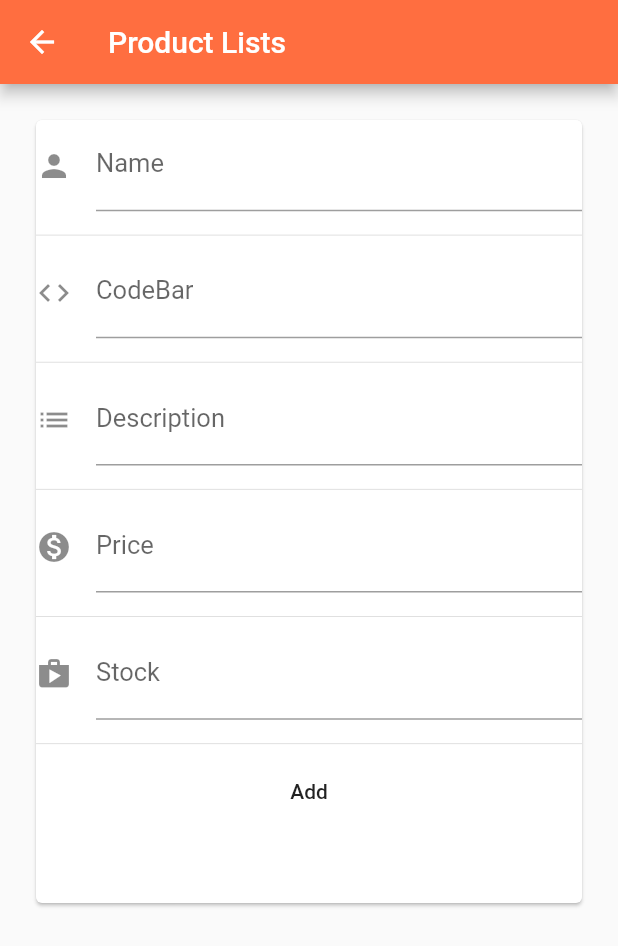
After one commit to moha1313128/E-commerce-App, a Flutter app: the screen it shows after launch, after a tap on the "add" icon, on a phone screen of 412 x 824 dp. The commit adds this screen. Shown: the top 946 px of the screen. Run offline on Flutter 3.47's test engine with Material 2 defaults, Android fonts, the phone set to English and light mode, and no system bars; our stand-ins replace firebase_database; accounts and stored records are empty.

Commit message:
App By Codigo Alpha Col

```diff
--- /dev/null
+++ b/lib/model/product.dart
@@ -0,0 +1,34 @@
+import 'package:firebase_database/firebase_database.dart';
+
+class Product {
+  String _id;
+  String _name;
+  String _codebar;
+  String _description;
+  String _price;
+  String _stock;
+
+  Product (this._id, this._name, this._codebar, this._description, this._price, this._stock);
+  Product.map(dynamic obj){
+    this._name         = obj['name'];
+    this._codebar      = obj['codebar'];
+    this._description  = obj['description'];
+    this._price        = obj['price'];
+    this._stock        =  obj['stock'];
+  }
+  String get id           => _id;
+  String get name         => _name;
+  String get codebar      => _codebar;
+  String get description  => _description;
+  String get price        => _price;
+  String get stock        => _stock;
+
+  Product.fromSnapshot(DataSnapshot snapshot){
+    _id          = snapshot.key;
+    _name        = snapshot.key;
+    _codebar     = snapshot.key;
+    _description = snapshot.key;
+    _price       = snapshot.key;
+    _stock       = snapshot.key;
+  }
+}
--- /dev/null
+++ b/lib/ui/product_info.dart
@@ -0,0 +1,58 @@
+import 'package:ecommerce/model/product.dart';
+import 'package:flutter/material.dart';
+import 'package:firebase_database/firebase_database.dart';
+
+class ProductInfo extends StatefulWidget {
+  final Product product;
+  ProductInfo(this.product);
+  @override
+  _ProductInfoState createState() => _ProductInfoState();
+}
+
+final productReference = FirebaseDatabase.instance.reference().child('product');
+
+class _ProductInfoState extends State<ProductInfo> {
+  List<Product> items;
+
+  @override
+  void initState() {
+    // TODO: implement initState
+    super.initState();
+  }
+  @override
+  Widget build(BuildContext context) {
+    return Scaffold(
+      appBar: AppBar(
+        title: Text('Product Info'),
+        backgroundColor: Colors.green,
+      ),
+      body: Container(
+        height: 400.0,
+        padding: const EdgeInsets.all(20.0),
+        child: Card(
+          child: Center(
+            child: Column(
+              children: <Widget>[
+                new Text("Name : ${widget.product.name}", style: TextStyle(fontSize: 18.0),),
+                Padding(padding: EdgeInsets.only(top: 8.0),),
+                Divider(),
+                new Text("codebar : ${widget.product.codebar}", style: TextStyle(fontSize: 18.0),),
+                Padding(padding: EdgeInsets.only(top: 8.0),),
+                Divider(),
+                new Text("description : ${widget.product.description}", style: TextStyle(fontSize: 18.0),),
+                Padding(padding: EdgeInsets.only(top: 8.0),),
+                Divider(),
+                new Text("price : ${widget.product.price}", style: TextStyle(fontSize: 18.0),),
+                Padding(padding: EdgeInsets.only(top: 8.0),),
+                Divider(),
+                new Text("stock : ${widget.product.stock}", style: TextStyle(fontSize: 18.0),),
+                Padding(padding: EdgeInsets.only(top: 8.0),),
+                Divider(),
+              ],
+            ),
+          ),
+        ),
+      ),
+    );
+  }
+}
--- /dev/null
+++ b/lib/ui/product_screen.dart
@@ -0,0 +1,125 @@
+import 'package:ecommerce/model/product.dart';
+import 'package:flutter/material.dart';
+import 'package:firebase_database/firebase_database.dart';
+
+class ProductScreen extends StatefulWidget {
+  final Product product;
+  ProductScreen(this.product);
+
+  @override
+  _ProductScreenState createState() => _ProductScreenState();
+}
+
+final productReference = FirebaseDatabase.instance.reference().child('product');
+
+class _ProductScreenState extends State<ProductScreen> {
+
+  List<Product> items;
+
+  TextEditingController _nameController;
+  TextEditingController _codebarController;
+  TextEditingController _descriptionController;
+  TextEditingController _priceController;
+  TextEditingController _stockController;
+
+  @override
+  void initState() {
+    super.initState();
+    _nameController = new TextEditingController(text: widget.product.name);
+    _codebarController = new TextEditingController(text: widget.product.codebar);
+    _descriptionController = new TextEditingController(text: widget.product.description);
+    _priceController = new TextEditingController(text: widget.product.price);
+    _stockController = new TextEditingController(text: widget.product.stock);
+  }
+  @override
+  Widget build(BuildContext context) {
+    return Scaffold(
+      resizeToAvoidBottomPadding: false,
+      appBar: AppBar(
+        title: Text('Product Lists'),
+        backgroundColor: Colors.deepOrangeAccent,
+      ),
+      body: Container(
+        height: 570.0,
+        padding: const EdgeInsets.all(20.0),
+        child: Card(
+          child: Center(
+            child: Column(
+              children: <Widget>[
+                TextField(
+                  controller: _nameController,
+                  style: TextStyle(fontSize: 17.0, color: Colors.deepOrangeAccent),
+                  decoration: InputDecoration(icon: Icon(Icons.person),
+                  labelText: 'Name',
+                  ),
+                ),
+                Padding(padding: EdgeInsets.only(top: 8.0),),
+                Divider(),
+                 TextField(
+                  controller: _codebarController,
+                  style: TextStyle(fontSize: 17.0, color: Colors.deepOrangeAccent),
+                  decoration: InputDecoration(icon: Icon(Icons.code),
+                  labelText: 'CodeBar',
+                  ),
+                ),
+                Padding(padding: EdgeInsets.only(top: 8.0),),
+                Divider(),
+                 TextField(
+                  controller: _descriptionController,
+                  style: TextStyle(fontSize: 17.0, color: Colors.deepOrangeAccent),
+                  decoration: InputDecoration(icon: Icon(Icons.list),
+                  labelText: 'Description',
+                  ),
+                ),
+                Padding(padding: EdgeInsets.only(top: 8.0),),
+                Divider(),
+                 TextField(
+                  controller: _priceController,
+                  style: TextStyle(fontSize: 17.0, color: Colors.deepOrangeAccent),
+                  decoration: InputDecoration(icon: Icon(Icons.monetization_on),
+                  labelText: 'Price',
+                  ),
+                ),
+                Padding(padding: EdgeInsets.only(top: 8.0),),
+                Divider(),
+                 TextField(
+                  controller: _stockController,
+                  style: TextStyle(fontSize: 17.0, color: Colors.deepOrangeAccent),
+                  decoration: InputDecoration(icon: Icon(Icons.shop),
+                  labelText: 'Stock',
+                  ),
+                ),
+                Padding(padding: EdgeInsets.only(top: 8.0),),
+                Divider(),
+                FlatButton(onPressed: (){
+                  if(widget.product.id != null) {
+                    productReference.child(widget.product.id).set({
+                      'name' : _nameController.text,
+                      'codebar' : _codebarController.text,
+                      'description' : _descriptionController.text,
+                      'price' : _priceController.text,
+                      'stock' : _stockController.text,
+                    }).then((_){
+                      Navigator.pop(context);
+                    });
+                  } else {
+                    productReference.push().set({
+                      'name' : _nameController.text,
+                      'codebar' : _codebarController.text,
+                      'description' : _descriptionController.text,
+                      'price' : _priceController.text,
+                      'stock' : _stockController.text,
+                    }).then((_){
+                      Navigator.pop(context);
+                    });
+                  }
+                },
+                child: (widget.product.id != null) ? Text('Update') : Text('Add')),
+              ],
+            ),
+          )
+        ),
+      ),
+    );
+  }
+}
--- /dev/null
+++ b/lib/ui/review_product.dart
@@ -0,0 +1,149 @@
+import 'package:flutter/material.dart';
+import 'package:firebase_database/firebase_database.dart';
+import 'dart:async';
+import 'package:ecommerce/ui/product_screen.dart';
+import 'package:ecommerce/ui/product_info.dart';
+import 'package:ecommerce/model/product.dart';
+import 'package:flutter/rendering.dart';
+
+
+class ListViewProduct extends StatefulWidget {
+
+  @override
+  _ListViewProductState createState() => _ListViewProductState();
+}
+
+final productReference = FirebaseDatabase.instance.reference().child('product');
+
+class _ListViewProductState extends State<ListViewProduct> {
+  List<Product> items;
+  StreamSubscription<Event> _onProductAddedSubscription;
+  StreamSubscription<Event> _onProductChangedSubscription;
+  @override
+  void initState(){
+    super.initState();
+    items = new List();
+      _onProductAddedSubscription = productReference.onChildAdded.listen(_onProductAdded);
+      _onProductChangedSubscription = productReference.onChildChanged.listen(_onProductChanged);
+  }
+
+  @override
+  void dispose() {
+    // TODO: implement dispose
+    super.dispose();
+    _onProductAddedSubscription.cancel();
+    _onProductChangedSubscription.cancel();
+  }
+
+  @override
+  Widget build(BuildContext context) {
+    return MaterialApp(
+      title: 'Product DB',
+      home: Scaffold(
+        appBar: AppBar(
+          title: Text('Product Info'),
+          centerTitle: true,
+          backgroundColor: Colors.deepPurpleAccent,
+        ),
+        body: Center(
+          child: ListView.builder(
+            itemCount: items.length,
+          padding: EdgeInsets.only(top: 20.0),
+          itemBuilder: (context, position){
+            return Column(
+              children: <Widget>[
+                Divider(height: 7.0,),
+                Row(
+                  children: <Widget>[
+                    Expanded(
+                      child: ListTile(
+                        title: Text(
+                          '${items[position].name}',
+                    style: TextStyle(
+                      color: Colors.blueAccent,
+                      fontSize: 21.0,
+                    ),
+                    ),
+                    subtitle: Text(
+                      '${items[position].description}',
+                      style: TextStyle(
+                        color: Colors.blueGrey,
+                        fontSize: 21.0,
+                      ),
+                    ),
+                    leading: Column(
+                      children: <Widget>[
+                        CircleAvatar(
+                          backgroundColor: Colors.amberAccent,
+                          radius: 17.0,
+                          child: Text('${position+1}',
+                          style: TextStyle(
+                            color: Colors.blueGrey,
+                            fontSize: 21.0,
+                          ),
+                          ),
+                        ),
+                      ],
+                    ),
+                    onTap: () => _navigateToProductInfo(context, items[position]),),),
+                      IconButton(
+                        icon: Icon(Icons.delete, color: Colors.red,),
+                        onPressed: () => _deleteProduct(context, items[position], position)),
+                      IconButton(
+                        icon: Icon(Icons.edit, color: Colors.blueAccent,),
+                        onPressed: () => _navigateToProduct(context, items[position])),
+                  ],
+                ),
+              ],
+              );
+          },
+          ),
+        ),
+        floatingActionButton: FloatingActionButton(
+          child: Icon(Icons.add, color: Colors.white,),
+          backgroundColor: Colors.deepOrangeAccent,
+          onPressed: () => _createNewProduct(context),
+        ),
+      ),
+    );
+  }
+
+  void _onProductAdded (Event event){
+    setState(() {
+      items.add(new Product.fromSnapshot(event.snapshot));
+    });
+  }
+
+  void _onProductChanged (Event event){
+    var oldProductValue = items.singleWhere((product)=>product.id == event.snapshot.key);
+    setState(() {
+      items[items.indexOf(oldProductValue)] = new Product.fromSnapshot(event.snapshot);
+    });
+  }
+
+  void _deleteProduct(BuildContext context, Product product,int position)async{
+    await productReference.child(product.id).remove().then((_){
+      setState(() {
+        items.removeAt(position);
+      });
+    });
+  }
+
+  void _navigateToProductInfo(BuildContext context, Product product)async{
+    await Navigator.push(context,
+      MaterialPageRoute(builder: (context) => ProductScreen(product)),
+    );
+  }
+
+  void _navigateToProduct(BuildContext context, Product product)async{
+    await Navigator.push(context,
+      MaterialPageRoute(builder: (context) => ProductInfo(product)),
+    );
+  }
+
+  void _createNewProduct(BuildContext context)async{
+    await Navigator.push(context,
+      MaterialPageRoute(builder: (context) => ProductScreen(Product(null, '', '', '', '', ''))),
+    );
+  }
+}
--- a/pubspec.yaml
+++ b/pubspec.yaml
@@ -23,6 +23,7 @@ dependencies:
   # The following adds the Cupertino Icons font to your application.
   # Use with the CupertinoIcons class for iOS style icons.
   cupertino_icons: ^0.1.2
+  firebase_database: ^2.0.2
 
 dev_dependencies:
   flutter_test:
```
Also changed, not shown: lib/main.dart (+5 -13 lines), pubspec.lock, 10 other files.
